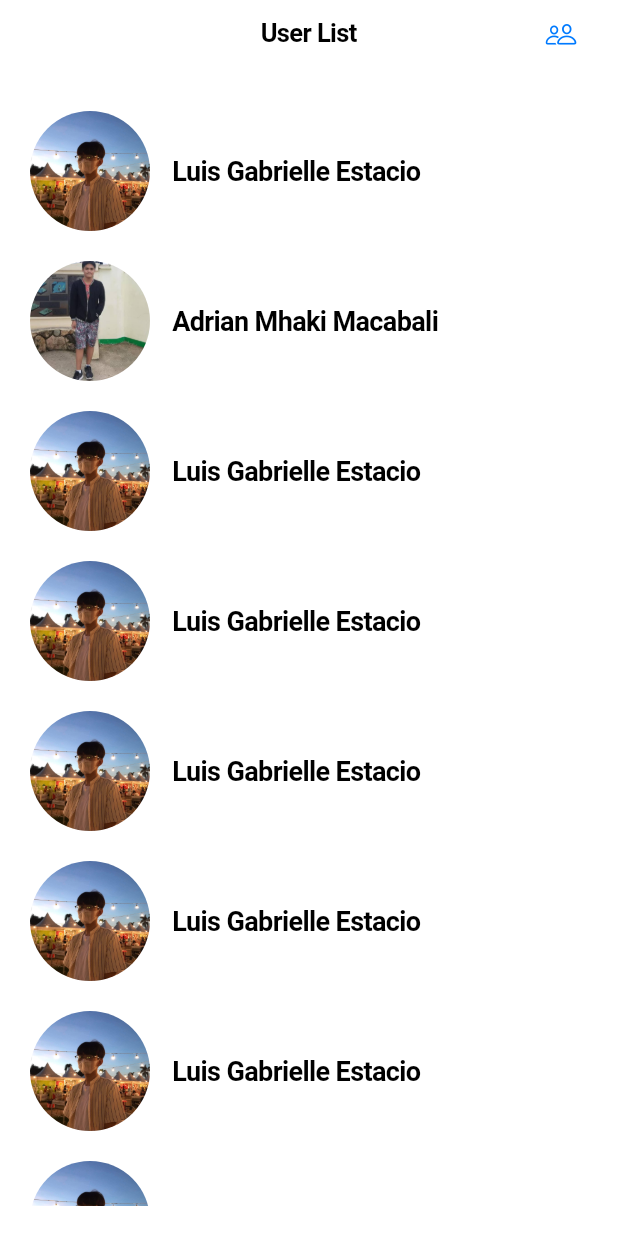
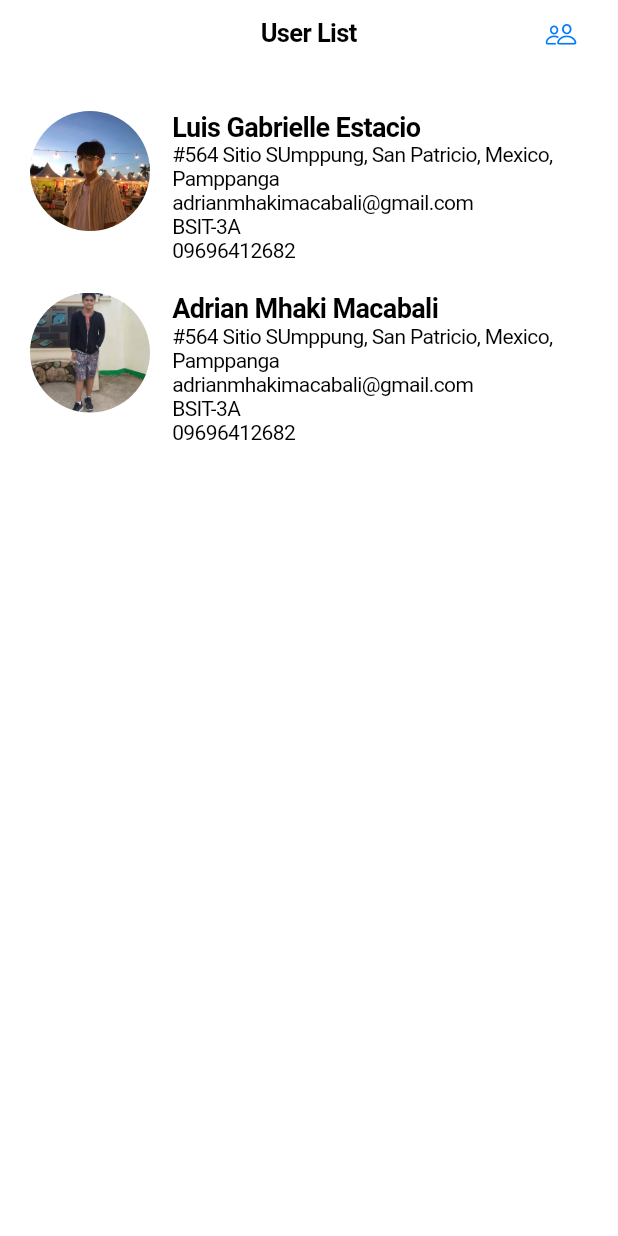
Before and after one commit to megan-esguerra/Resume_App, a Flutter app: the screen it shows after launch, on a phone screen of 412 x 824 dp. Run offline on Flutter 3.47's test engine with Material 3 defaults, Android fonts, the phone set to English and light mode, and no system bars.

Commit message:
"Commit by Adrian"

```diff
--- a/lib/main.dart
+++ b/lib/main.dart
@@ -16,21 +16,32 @@ class MyApp extends StatefulWidget {
 
 class MyAppState extends State<MyApp> {
   final List<Map<String, String>> users = [
-    {'name': 'Luis Gabrielle Estacio', 'avatar': 'assets/images/LuisAvatar.jpg'},
-    {'name': 'Adrian Mhaki Macabali', 'avatar': 'assets/images/AdrianAvatar.jpg'},
-    {'name': 'Luis Gabrielle Estacio', 'avatar': 'assets/images/LuisAvatar.jpg'},
-    {'name': 'Luis Gabrielle Estacio', 'avatar': 'assets/images/LuisAvatar.jpg'},
-    {'name': 'Luis Gabrielle Estacio', 'avatar': 'assets/images/LuisAvatar.jpg'},
-    {'name': 'Luis Gabrielle Estacio', 'avatar': 'assets/images/LuisAvatar.jpg'},
-    {'name': 'Luis Gabrielle Estacio', 'avatar': 'assets/images/LuisAvatar.jpg'},
-    {'name': 'Luis Gabrielle Estacio', 'avatar': 'assets/images/LuisAvatar.jpg'},
+    {
+      'name': 'Luis Gabrielle Estacio',
+      'avatar': 'assets/images/LuisAvatar.jpg',
+      'address': '#564 Sitio SUmppung, San Patricio, Mexico, Pamppanga',
+      'email': 'adrianmhakimacabali@gmail.com',
+      'gradeSection': 'BSIT-3A',
+      'contactNumber': '09696412682'
+    },
+    {
+      'name': 'Adrian Mhaki Macabali',
+      'avatar': 'assets/images/AdrianAvatar.jpg',
+      'address': '#564 Sitio SUmppung, San Patricio, Mexico, Pamppanga',
+      'email': 'adrianmhakimacabali@gmail.com',
+      'gradeSection': 'BSIT-3A',
+      'contactNumber': '09696412682'
+    },
   ];
 
   void _showUsersModal(BuildContext context) {
     showCupertinoModalPopup(
       context: context,
       builder: (context) => CupertinoActionSheet(
-        title: Text("Teams", style: TextStyle(fontSize: 20, fontWeight: FontWeight.bold)),
+        title: Text(
+          "Teams",
+          style: TextStyle(fontSize: 20, fontWeight: FontWeight.bold),
+        ),
         message: SingleChildScrollView(
           scrollDirection: Axis.horizontal,
           child: Row(
@@ -41,7 +52,10 @@ class MyAppState extends State<MyApp> {
         actions: [
           CupertinoActionSheetAction(
             onPressed: () => Navigator.pop(context),
-            child: Text("Close", style: TextStyle(color: CupertinoColors.destructiveRed)),
+            child: Text(
+              "Close",
+              style: TextStyle(color: CupertinoColors.destructiveRed),
+            ),
           ),
         ],
       ),
@@ -52,20 +66,48 @@ class MyAppState extends State<MyApp> {
     return Padding(
       padding: EdgeInsets.symmetric(vertical: 10),
       child: Row(
+        crossAxisAlignment: CrossAxisAlignment.start,
         children: [
           ClipRRect(
             borderRadius: BorderRadius.circular(50),
             child: Image.asset(
-              user['avatar']!,
+              user['avatar'] ?? 'assets/images/defaultAvatar.jpg',
               width: 80,
               height: 80,
               fit: BoxFit.cover,
             ),
           ),
           SizedBox(width: 15),
-          Text(
-            user['name']!,
-            style: TextStyle(fontSize: 18, fontWeight: FontWeight.bold),
+          Expanded(
+            child: Column(
+              crossAxisAlignment: CrossAxisAlignment.start,
+              children: [
+                Text(
+                  user['name'] ?? 'No Name',
+                  style: TextStyle(fontSize: 18, fontWeight: FontWeight.bold),
+                ),
+                if (user.containsKey('address'))
+                  Text(
+                    user['address']!,
+                    style: TextStyle(fontSize: 14),
+                  ),
+                if (user.containsKey('email'))
+                  Text(
+                    user['email']!,
+                    style: TextStyle(fontSize: 14),
+                  ),
+                if (user.containsKey('gradeSection'))
+                  Text(
+                    user['gradeSection']!,
+                    style: TextStyle(fontSize: 14),
+                  ),
+                if (user.containsKey('contactNumber'))
+                  Text(
+                    user['contactNumber']!,
+                    style: TextStyle(fontSize: 14),
+                  ),
+              ],
+            ),
           ),
         ],
       ),
@@ -78,7 +120,7 @@ class MyAppState extends State<MyApp> {
       child: ClipRRect(
         borderRadius: BorderRadius.circular(25),
         child: Image.asset(
-          user['avatar']!,
+          user['avatar'] ?? 'assets/images/defaultAvatar.jpg',
           width: 50,
           height: 50,
           fit: BoxFit.cover,
```
